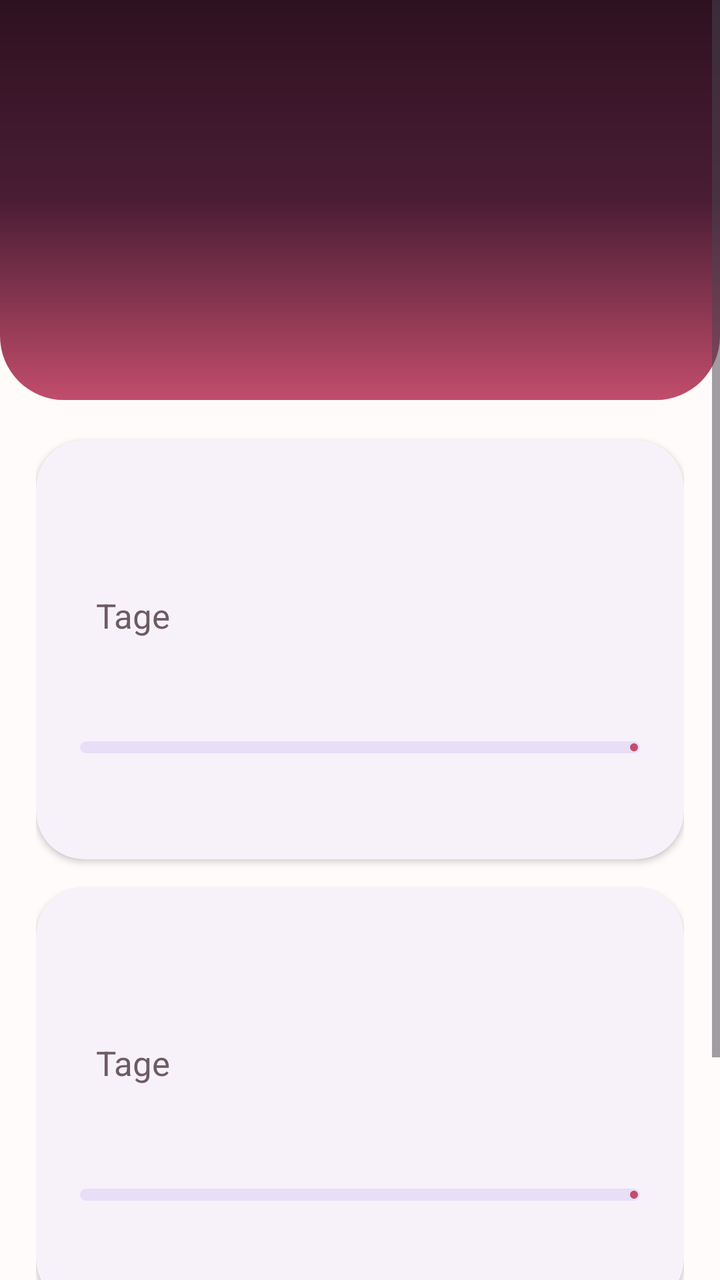
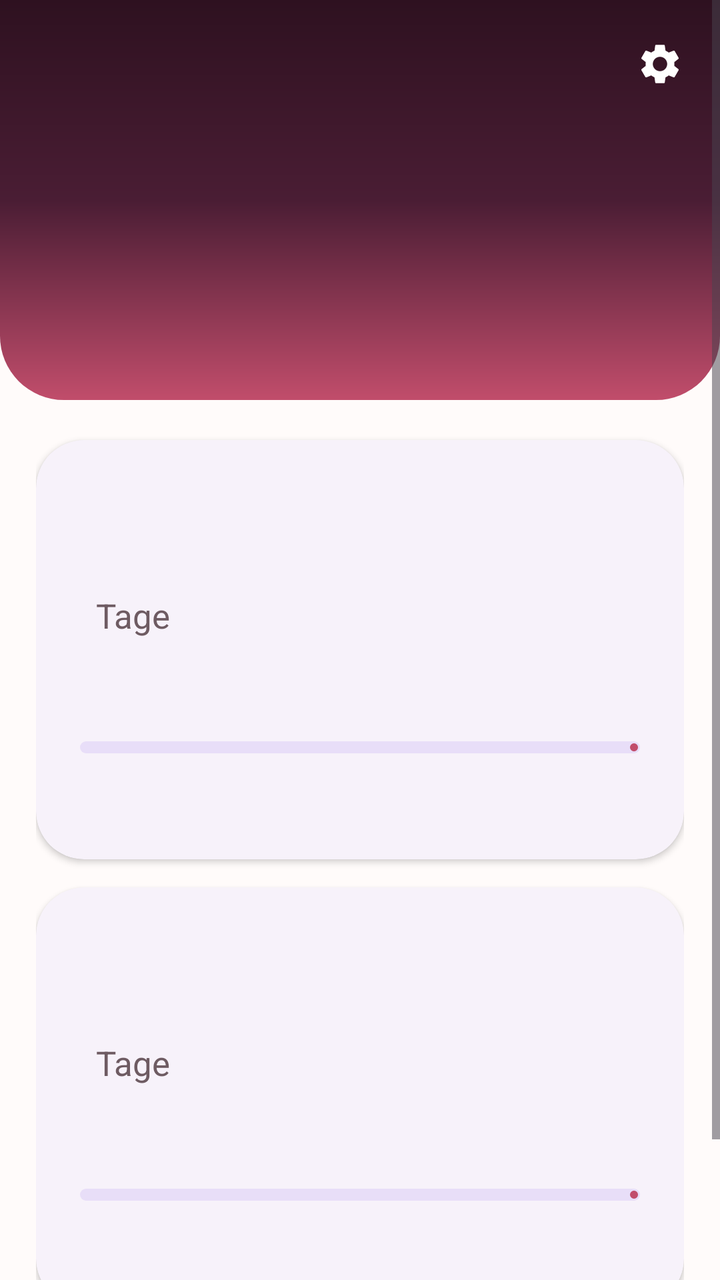

An Android layout rendered at two revisions. The XML below is the earlier revision; the diff shows what the commit changed to produce the second picture.
<!-- AndroidManifest.xml: application theme Theme.UnsereTage -->
<!-- res/layout/activity_main.xml -->
<?xml version="1.0" encoding="utf-8"?>
<FrameLayout xmlns:android="http://schemas.android.com/apk/res/android"
    xmlns:app="http://schemas.android.com/apk/res-auto"
    android:layout_width="match_parent"
    android:layout_height="match_parent">

    <ImageView
        android:id="@+id/ivBackgroundPhoto"
        android:layout_width="match_parent"
        android:layout_height="match_parent"
        android:scaleType="centerCrop"
        android:visibility="gone"
        android:contentDescription="Hintergrundfoto" />

    <View
        android:id="@+id/vBackgroundScrim"
        android:layout_width="match_parent"
        android:layout_height="match_parent"
        android:background="@drawable/bg_photo_scrim"
        android:visibility="gone" />

    <ScrollView
        android:layout_width="match_parent"
        android:layout_height="match_parent"
        android:clipToPadding="false"
        android:fillViewport="true">

        <LinearLayout
            android:layout_width="match_parent"
            android:layout_height="wrap_content"
            android:orientation="vertical">

            <FrameLayout
                android:id="@+id/headerBox"
                android:layout_width="match_parent"
                android:layout_height="wrap_content"
                android:background="@drawable/bg_header"
                android:minHeight="200dp">

                <ImageView
                    android:id="@+id/ivBanner"
                    android:layout_width="match_parent"
                    android:layout_height="match_parent"
                    android:scaleType="centerCrop"
                    android:visibility="gone"
                    android:contentDescription="Euer Foto" />

                <View
                    android:id="@+id/vBannerScrim"
                    android:layout_width="match_parent"
                    android:layout_height="match_parent"
                    android:background="@drawable/bg_banner_scrim"
                    android:visibility="gone" />

                <LinearLayout
                    android:layout_width="match_parent"
                    android:layout_height="wrap_content"
                    android:layout_gravity="bottom"
                    android:orientation="vertical"
                    android:paddingStart="24dp"
                    android:paddingEnd="24dp"
                    android:paddingTop="56dp"
                    android:paddingBottom="26dp">

                    <com.google.android.material.imageview.ShapeableImageView
                        android:id="@+id/ivAvatar"
                        android:layout_width="78dp"
                        android:layout_height="78dp"
                        android:layout_marginBottom="14dp"
                        android:scaleType="centerCrop"
                        android:visibility="gone"
                        app:shapeAppearanceOverlay="@style/CircleImage"
                        app:strokeColor="#66FFFFFF"
                        app:strokeWidth="2dp"
                        android:contentDescription="Euer Foto" />

                    <TextView
                        android:id="@+id/tvNames"
                        android:layout_width="match_parent"
                        android:layout_height="wrap_content"
                        android:textSize="30sp"
                        android:fontFamily="sans-serif-medium"
                        android:letterSpacing="-0.01"
                        android:shadowColor="#80000000"
                        android:shadowRadius="8"
                        android:textColor="#FFFFFFFF" />

                    <TextView
                        android:id="@+id/tvSubtitle"
                        android:layout_width="match_parent"
                        android:layout_height="wrap_content"
                        android:layout_marginTop="4dp"
                        android:textSize="14sp"
                        android:shadowColor="#80000000"
                        android:shadowRadius="8"
                        android:textColor="#CCFFFFFF" />
                </LinearLayout>
            </FrameLayout>

            <LinearLayout
                android:layout_width="match_parent"
                android:layout_height="wrap_content"
                android:orientation="vertical"
                android:paddingStart="18dp"
                android:paddingEnd="18dp"
                android:paddingTop="6dp"
                android:paddingBottom="30dp">

                <com.google.android.material.card.MaterialCardView
                    android:id="@+id/cardSetup"
                    style="@style/SoftCard"
                    android:layout_width="match_parent"
                    android:layout_height="wrap_content"
                    android:visibility="gone">

                    <LinearLayout
                        android:layout_width="match_parent"
                        android:layout_height="wrap_content"
                        android:orientation="vertical"
                        android:padding="22dp">

                        <TextView
                            style="@style/Eyebrow"
                            android:layout_width="match_parent"
                            android:layout_height="wrap_content"
                            android:text="Willkommen" />

                        <TextView
                            android:layout_width="match_parent"
                            android:layout_height="wrap_content"
                            android:layout_marginTop="10dp"
                            android:textSize="16sp"
                            android:lineSpacingExtra="4dp"
                            android:text="Tragt eure Namen ein, wählt euren Kennenlerntag und euren Hochzeitstag — und gern ein Foto von euch beiden." />

                        <com.google.android.material.button.MaterialButton
                            android:id="@+id/btnSetup"
                            android:layout_width="wrap_content"
                            android:layout_height="wrap_content"
                            android:layout_marginTop="18dp"
                            android:text="Jetzt einrichten" />
                    </LinearLayout>
                </com.google.android.material.card.MaterialCardView>

                <include
                    android:id="@+id/cardMeet"
                    layout="@layout/item_counter_card" />

                <include
                    android:id="@+id/cardWedding"
                    layout="@layout/item_counter_card" />

                <com.google.android.material.card.MaterialCardView
                    android:id="@+id/cardMilestone"
                    style="@style/SoftCard"
                    android:layout_width="match_parent"
                    android:layout_height="wrap_content"
                    android:visibility="gone"
                    app:cardBackgroundColor="?attr/colorSurfaceVariant">

                    <LinearLayout
                        android:layout_width="match_parent"
                        android:layout_height="wrap_content"
                        android:orientation="vertical"
                        android:padding="22dp">

                        <TextView
                            style="@style/Eyebrow"
                            android:layout_width="match_parent"
                            android:layout_height="wrap_content"
                            android:text="Nächster Meilenstein" />

                        <TextView
                            android:id="@+id/tvMilestone"
                            android:layout_width="match_parent"
                            android:layout_height="wrap_content"
                            android:layout_marginTop="10dp"
                            android:textSize="16sp"
                            android:lineSpacingExtra="4dp" />
                    </LinearLayout>
                </com.google.android.material.card.MaterialCardView>

                <com.google.android.material.button.MaterialButton
                    android:id="@+id/btnSettings"
                    style="@style/Widget.Material3.Button.TextButton"
                    android:layout_width="match_parent"
                    android:layout_height="wrap_content"
                    android:layout_marginTop="20dp"
                    android:text="Einstellungen" />

                <TextView
                    android:id="@+id/tvNotifyInfo"
                    android:layout_width="match_parent"
                    android:layout_height="wrap_content"
                    android:layout_marginTop="6dp"
                    android:textSize="13sp"
                    android:gravity="center"
                    android:textColor="?attr/colorOnSurfaceVariant" />

            </LinearLayout>
        </LinearLayout>
    </ScrollView>
</FrameLayout>
<!-- res/layout/item_counter_card.xml (included above) -->
<?xml version="1.0" encoding="utf-8"?>
<com.google.android.material.card.MaterialCardView
    xmlns:android="http://schemas.android.com/apk/res/android"
    xmlns:app="http://schemas.android.com/apk/res-auto"
    style="@style/SoftCard"
    android:layout_width="match_parent"
    android:layout_height="wrap_content">

    <LinearLayout
        android:layout_width="match_parent"
        android:layout_height="wrap_content"
        android:orientation="vertical"
        android:padding="22dp">

        <LinearLayout
            android:layout_width="match_parent"
            android:layout_height="wrap_content"
            android:orientation="horizontal"
            android:baselineAligned="false"
            android:gravity="center_vertical">

            <TextView
                android:id="@+id/tvCardLabel"
                style="@style/Eyebrow"
                android:layout_width="0dp"
                android:layout_height="wrap_content"
                android:layout_weight="1" />

            <TextView
                android:id="@+id/tvCardDate"
                android:layout_width="wrap_content"
                android:layout_height="wrap_content"
                android:textSize="13sp"
                android:textColor="?attr/colorOnSurfaceVariant" />
        </LinearLayout>

        <LinearLayout
            android:layout_width="match_parent"
            android:layout_height="wrap_content"
            android:layout_marginTop="14dp"
            android:orientation="horizontal"
            android:baselineAligned="true">

            <TextView
                android:id="@+id/tvCardBig"
                style="@style/BigNumber"
                android:layout_width="wrap_content"
                android:layout_height="wrap_content"
                android:textColor="?attr/colorPrimary" />

            <TextView
                android:id="@+id/tvCardUnit"
                android:layout_width="wrap_content"
                android:layout_height="wrap_content"
                android:layout_marginStart="8dp"
                android:textSize="17sp"
                android:textColor="?attr/colorOnSurfaceVariant"
                android:text="Tage" />
        </LinearLayout>

        <TextView
            android:id="@+id/tvCardPeriod"
            android:layout_width="match_parent"
            android:layout_height="wrap_content"
            android:layout_marginTop="4dp"
            android:textSize="16sp" />

        <com.google.android.material.progressindicator.LinearProgressIndicator
            android:id="@+id/progressYear"
            android:layout_width="match_parent"
            android:layout_height="wrap_content"
            android:layout_marginTop="20dp"
            app:trackCornerRadius="4dp"
            app:trackThickness="6dp" />

        <TextView
            android:id="@+id/tvCardNext"
            android:layout_width="match_parent"
            android:layout_height="wrap_content"
            android:layout_marginTop="12dp"
            android:textSize="14sp"
            android:lineSpacingExtra="3dp"
            android:textColor="?attr/colorOnSurfaceVariant" />

    </LinearLayout>
</com.google.android.material.card.MaterialCardView>
<!-- resources referenced by this layout -->
<resources>
  <!-- drawable bg_banner_scrim (drawable) -->
  <?xml version="1.0" encoding="utf-8"?>
  <shape xmlns:android="http://schemas.android.com/apk/res/android"
      android:shape="rectangle">
      <gradient
          android:type="linear"
          android:angle="270"
          android:startColor="#00000000"
          android:centerColor="#40000000"
          android:endColor="#A6000000" />
  </shape>
  <!-- drawable bg_header (drawable) -->
  <?xml version="1.0" encoding="utf-8"?>
  <shape xmlns:android="http://schemas.android.com/apk/res/android"
      android:shape="rectangle">
      <gradient
          android:type="linear"
          android:angle="300"
          android:startColor="@color/plum_deep"
          android:centerColor="@color/plum"
          android:endColor="@color/rose" />
      <corners
          android:bottomLeftRadius="32dp"
          android:bottomRightRadius="32dp" />
  </shape>
  <!-- drawable bg_photo_scrim (drawable) -->
  <?xml version="1.0" encoding="utf-8"?>
  <shape xmlns:android="http://schemas.android.com/apk/res/android"
      android:shape="rectangle">
      <gradient
          android:type="linear"
          android:angle="270"
          android:startColor="@color/scrim_top"
          android:endColor="@color/scrim_bottom" />
  </shape>
  <style name="BigNumber">
          <item name="android:textSize">44sp</item>
          <item name="android:fontFamily">sans-serif-medium</item>
          <item name="android:letterSpacing">-0.02</item>
          <item name="android:includeFontPadding">false</item>
      </style>
  <style name="CircleImage">
          <item name="cornerFamily">rounded</item>
          <item name="cornerSize">50%</item>
      </style>
  <style name="Eyebrow">
          <item name="android:textSize">11sp</item>
          <item name="android:textAllCaps">true</item>
          <item name="android:letterSpacing">0.14</item>
          <item name="android:fontFamily">sans-serif-medium</item>
          <item name="android:textColor">?attr/colorOnSurfaceVariant</item>
      </style>
  <style name="SoftCard" parent="Widget.Material3.CardView.Elevated">
          <item name="cardCornerRadius">24dp</item>
          <item name="cardElevation">2dp</item>
          <item name="android:layout_marginTop">14dp</item>
      </style>
  <color name="plum_deep">#FF2E1120</color>
  <color name="plum">#FF4A1D34</color>
  <color name="rose">#FFC14D6B</color>
  <color name="scrim_top">#00000000</color>
  <color name="scrim_bottom">#E6FFFBFA</color>
  <color name="gold">#FFD8A657</color>
  <color name="bg">#FFFFFBFA</color>
  <color name="surface">#FFFFFFFF</color>
  <color name="surface_soft">#FFF8EFF2</color>
  <color name="ink">#FF2A1F23</color>
  <color name="ink_soft">#FF6E5B62</color>
  <color name="outline">#FFE6D5DA</color>
  <!-- unchanged entries left out for length: 1 -->
</resources>

<!-- the commit's change to res/layout/activity_main.xml (unified diff, before → after) -->
@@ -95,6 +95,20 @@
                         android:shadowRadius="8"
                         android:textColor="#CCFFFFFF" />
                 </LinearLayout>
+
+                <com.google.android.material.button.MaterialButton
+                    android:id="@+id/btnSettings"
+                    style="@style/Widget.Material3.Button.IconButton"
+                    android:layout_width="48dp"
+                    android:layout_height="48dp"
+                    android:layout_gravity="top|end"
+                    android:layout_marginTop="8dp"
+                    android:layout_marginEnd="8dp"
+                    android:contentDescription="Einstellungen"
+                    app:icon="@drawable/ic_settings"
+                    app:iconSize="24dp"
+                    app:iconTint="#FFFFFFFF"
+                    app:iconPadding="0dp" />
             </FrameLayout>
 
             <LinearLayout
@@ -180,19 +194,11 @@
                     </LinearLayout>
                 </com.google.android.material.card.MaterialCardView>
 
-                <com.google.android.material.button.MaterialButton
-                    android:id="@+id/btnSettings"
-                    style="@style/Widget.Material3.Button.TextButton"
-                    android:layout_width="match_parent"
-                    android:layout_height="wrap_content"
-                    android:layout_marginTop="20dp"
-                    android:text="Einstellungen" />
-
                 <TextView
                     android:id="@+id/tvNotifyInfo"
                     android:layout_width="match_parent"
                     android:layout_height="wrap_content"
-                    android:layout_marginTop="6dp"
+                    android:layout_marginTop="18dp"
                     android:textSize="13sp"
                     android:gravity="center"
                     android:textColor="?attr/colorOnSurfaceVariant" />
<!-- resource entries referenced after the edit -->
@@ -35,6 +35,17 @@
           android:startColor="@color/scrim_top"
           android:endColor="@color/scrim_bottom" />
   </shape>
+  <!-- drawable ic_settings (drawable) -->
+  <vector xmlns:android="http://schemas.android.com/apk/res/android"
+      android:width="24dp"
+      android:height="24dp"
+      android:viewportWidth="24"
+      android:viewportHeight="24"
+      android:tint="?attr/colorControlNormal">
+      <path
+          android:fillColor="@android:color/white"
+          android:pathData="M19.14,12.94c0.04,-0.3 0.06,-0.61 0.06,-0.94c0,-0.32 -0.02,-0.64 -0.07,-0.94l2.03,-1.58c0.18,-0.14 0.23,-0.41 0.12,-0.61l-1.92,-3.32c-0.12,-0.22 -0.37,-0.29 -0.59,-0.22l-2.39,0.96c-0.5,-0.38 -1.03,-0.7 -1.62,-0.94L14.4,2.81c-0.04,-0.24 -0.24,-0.41 -0.48,-0.41h-3.84c-0.24,0 -0.43,0.17 -0.47,0.41L9.25,5.35C8.66,5.59 8.12,5.92 7.63,6.29L5.24,5.33c-0.22,-0.08 -0.47,0 -0.59,0.22L2.74,8.87C2.62,9.08 2.66,9.34 2.86,9.48l2.03,1.58C4.84,11.36 4.8,11.69 4.8,12s0.02,0.64 0.07,0.94l-2.03,1.58c-0.18,0.14 -0.23,0.41 -0.12,0.61l1.92,3.32c0.12,0.22 0.37,0.29 0.59,0.22l2.39,-0.96c0.5,0.38 1.03,0.7 1.62,0.94l0.36,2.54c0.05,0.24 0.24,0.41 0.48,0.41h3.84c0.24,0 0.44,-0.17 0.47,-0.41l0.36,-2.54c0.59,-0.24 1.13,-0.56 1.62,-0.94l2.39,0.96c0.22,0.08 0.47,0 0.59,-0.22l1.92,-3.32c0.12,-0.22 0.07,-0.47 -0.12,-0.61L19.14,12.94zM12,15.6c-1.98,0 -3.6,-1.62 -3.6,-3.6s1.62,-3.6 3.6,-3.6s3.6,1.62 3.6,3.6S13.98,15.6 12,15.6z" />
+  </vector>
   <style name="BigNumber">
           <item name="android:textSize">44sp</item>
           <item name="android:fontFamily">sans-serif-medium</item>
